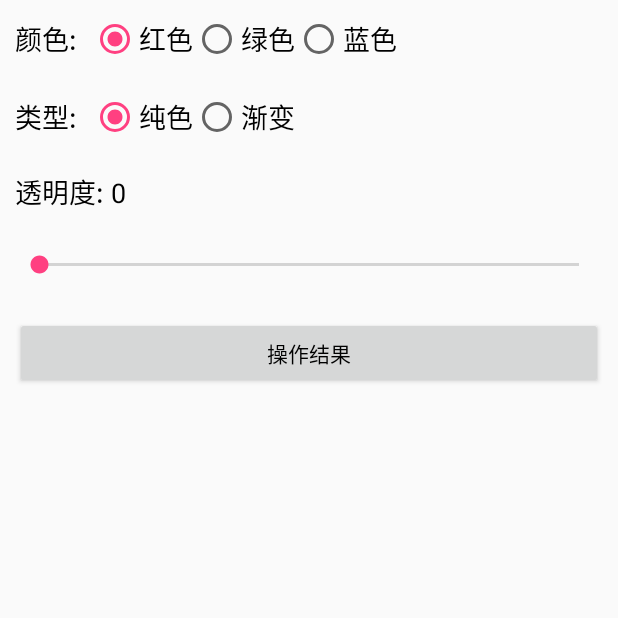
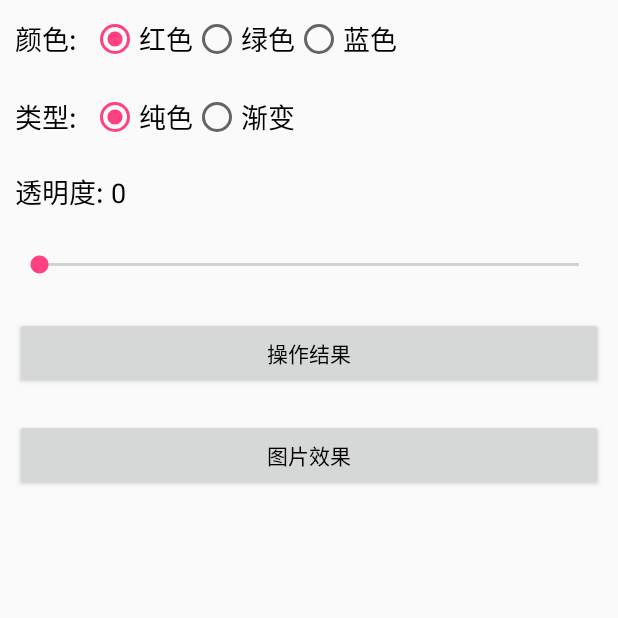
Before and after one commit to chenyk1216/SystemBarActive, an Android app: the screen it shows after launch (MainActivity), on a phone screen of 412 x 824 dp, the top half of it. Run offline under Robolectric (Android 15) with nearby library versions, the phone set to English and light mode, and no system bars.

Commit message:
新增图片延伸到状态栏功能

```diff
--- a/sample/src/main/AndroidManifest.xml
+++ b/sample/src/main/AndroidManifest.xml
@@ -19,6 +19,9 @@
         <activity
             android:name=".ResultActivity"
             android:screenOrientation="portrait" />
+        <activity
+            android:name=".PhotoResultActivity"
+            android:screenOrientation="portrait" />
     </application>
 
 </manifest>
--- a/sample/src/main/java/cn/chenyk/systembarlib/MainActivity.java
+++ b/sample/src/main/java/cn/chenyk/systembarlib/MainActivity.java
@@ -1,6 +1,7 @@
 package cn.chenyk.systembarlib;
 
 import android.app.Activity;
+import android.content.Intent;
 import android.graphics.Color;
 import android.os.Bundle;
 import android.view.View;
@@ -13,7 +14,7 @@ import android.widget.TextView;
 import cn.chenyk.systembarkit.manager.SystemBarManager;
 
 public class MainActivity extends Activity {
-    private Button btnActiveResult;
+    private Button btnActiveResult, btnPhotoResult;
     private RadioGroup tintTypeGroup, colorGroup;
     private String tintTypeStr, colorStr;
     private TextView tvAlpha;
@@ -74,6 +75,14 @@ public class MainActivity extends Activity {
                         tvAlpha.getText().toString(), colorStr);
             }
         });
+
+        btnPhotoResult = (Button) findViewById(R.id.btn_photo_result);
+        btnPhotoResult.setOnClickListener(new View.OnClickListener() {
+            @Override
+            public void onClick(View v) {
+                startActivity(new Intent(MainActivity.this,PhotoResultActivity.class));
+            }
+        });
     }
 
 }
--- a/sample/src/main/res/layout/activity_main.xml
+++ b/sample/src/main/res/layout/activity_main.xml
@@ -120,4 +120,12 @@
         android:layout_margin="10dp"
         android:text="操作结果"
         android:textColor="@android:color/black" />
+
+    <Button
+        android:id="@+id/btn_photo_result"
+        android:layout_width="match_parent"
+        android:layout_height="wrap_content"
+        android:layout_margin="10dp"
+        android:text="图片效果"
+        android:textColor="@android:color/black" />
 </LinearLayout>
--- a/systembarkit/src/main/java/cn/chenyk/systembarkit/manager/SystemBarManager.java
+++ b/systembarkit/src/main/java/cn/chenyk/systembarkit/manager/SystemBarManager.java
@@ -4,6 +4,7 @@ import android.annotation.TargetApi;
 import android.app.Activity;
 import android.graphics.Color;
 import android.os.Build;
+import android.view.View;
 import android.view.ViewGroup;
 import android.view.Window;
 import android.view.WindowManager;
@@ -43,18 +44,22 @@ public class SystemBarManager {
     private void windowConfig() {
         if (Build.VERSION.SDK_INT < Build.VERSION_CODES.KITKAT) return;
         if (Build.VERSION.SDK_INT >= 23) {//安卓6.0及以上
-            if (TintType.PURECOLOR == mTintType) {
-                mWindow.addFlags(WindowManager.LayoutParams.FLAG_DRAWS_SYSTEM_BAR_BACKGROUNDS);
-                mWindow.clearFlags(WindowManager.LayoutParams.FLAG_TRANSLUCENT_STATUS);
-                mWindow.setStatusBarColor(CommUtil.calculateColorWithAlpha(mStatusBarColor, mAlpha));
-            } else if (TintType.GRADIENT == mTintType) {
-                mWindow.clearFlags(WindowManager.LayoutParams.FLAG_DRAWS_SYSTEM_BAR_BACKGROUNDS);
-                mWindow.addFlags(WindowManager.LayoutParams.FLAG_TRANSLUCENT_STATUS);
-                StatusBarView.addStatusBarView(mActivity, CommUtil.calculateColorWithAlpha(mStatusBarColor, mAlpha));
-            }
-        } else if (Build.VERSION.SDK_INT < 23 && Build.VERSION.SDK_INT >= Build.VERSION_CODES.KITKAT) {//安卓4.4~6.0
+            mWindow.setStatusBarColor(Color.TRANSPARENT);
+
+
+//            if (TintType.PURECOLOR == mTintType) {
+//                mWindow.addFlags(WindowManager.LayoutParams.FLAG_DRAWS_SYSTEM_BAR_BACKGROUNDS);
+//                mWindow.clearFlags(WindowManager.LayoutParams.FLAG_TRANSLUCENT_STATUS);
+//                mWindow.setStatusBarColor(CommUtil.calculateColorWithAlpha(mStatusBarColor, mAlpha));
+//            } else if (TintType.GRADIENT == mTintType) {
+//                mWindow.clearFlags(WindowManager.LayoutParams.FLAG_DRAWS_SYSTEM_BAR_BACKGROUNDS);
+//                mWindow.addFlags(WindowManager.LayoutParams.FLAG_TRANSLUCENT_STATUS);
+//                StatusBarView.addStatusBarView(mActivity, CommUtil.calculateColorWithAlpha(mStatusBarColor, mAlpha));
+//            }
+//        } else if (Build.VERSION.SDK_INT < 23 && Build.VERSION.SDK_INT >= Build.VERSION_CODES.KITKAT) {//安卓4.4~6.0
             mWindow.addFlags(WindowManager.LayoutParams.FLAG_TRANSLUCENT_STATUS);
-            StatusBarView.addStatusBarView(mActivity, CommUtil.calculateColorWithAlpha(mStatusBarColor, mAlpha));
+//            StatusBarView.addStatusBarView(mActivity, CommUtil.calculateColorWithAlpha(mStatusBarColor, mAlpha));
+            StatusBarView.addStatusBarView(mActivity);
         }
         setRootView();
     }
--- a/systembarkit/src/main/java/cn/chenyk/systembarkit/utils/CommUtil.java
+++ b/systembarkit/src/main/java/cn/chenyk/systembarkit/utils/CommUtil.java
@@ -30,11 +30,15 @@ public class CommUtil {
 
     /**
      * calculate color
+     *
      * @param color initial color
      * @param alpha initial alpha
      * @return final color
      */
     public static int calculateColorWithAlpha(int color, int alpha) {
+        if (alpha == 0) {
+            return color;
+        }
         float a = 1 - alpha / 255f;
         int red = color >> 16 & 0xff;
         int green = color >> 8 & 0xff;
@@ -47,6 +51,7 @@ public class CommUtil {
 
     /**
      * get the height of the status bar
+     *
      * @param activity context
      * @return height of the status bar
      */
--- a/systembarkit/src/main/java/cn/chenyk/systembarkit/widget/StatusBarView.java
+++ b/systembarkit/src/main/java/cn/chenyk/systembarkit/widget/StatusBarView.java
@@ -2,6 +2,7 @@ package cn.chenyk.systembarkit.widget;
 
 import android.app.Activity;
 import android.content.Context;
+import android.graphics.Color;
 import android.util.AttributeSet;
 import android.view.View;
 import android.view.ViewGroup;
@@ -25,6 +26,7 @@ public class StatusBarView extends View {
         super(context, attrs);
     }
 
+
     /**
      * To generate an status bar with the same size of rectangle
      *
@@ -42,7 +44,16 @@ public class StatusBarView extends View {
      * add a statusBarView
      *
      * @param activity the context
-     * @param color status bar color
+     */
+    public static void addStatusBarView(Activity activity) {
+        addStatusBarView(activity, Color.TRANSPARENT);
+    }
+
+    /**
+     * add a statusBarView
+     *
+     * @param activity the context
+     * @param color    status bar color
      */
     public static void addStatusBarView(Activity activity, int color) {
         ViewGroup decorView = (ViewGroup) activity.getWindow().getDecorView();
```
Also changed, not shown: build.gradle (+7 -5 lines), sample/src/main/java/cn/chenyk/systembarlib/PhotoResultActivity.java (added, +46 -0 lines), sample/src/main/res/layout/act_photo_result.xml (added, +23 -0 lines), sample/src/main/res/mipmap-xxhdpi/transparent_bg.jpg (added).
